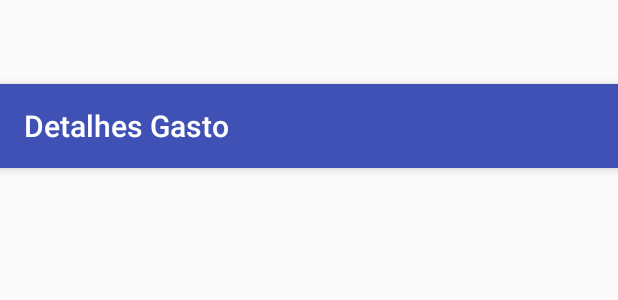
After one commit to cassuci/equipe_rocket, an Android app: the layout activity_detalhes_gasto.xml on its own in the app's theme, with its tools: preview values and no code run, on a phone screen of 412 x 824 dp. The commit adds this screen. Shown: the top 300 px of the screen. Run offline under Robolectric (Android 15) with nearby library versions, the phone set to English and light mode, and no system bars.

Commit message:
Adicionando classes e interface Gerenciador de Gastos

```diff
--- /dev/null
+++ b/app/src/main/res/layout/activity_detalhes_gasto.xml
@@ -0,0 +1,41 @@
+<?xml version="1.0" encoding="utf-8"?>
+<android.support.design.widget.CoordinatorLayout xmlns:android="http://schemas.android.com/apk/res/android"
+    xmlns:app="http://schemas.android.com/apk/res-auto"
+    xmlns:tools="http://schemas.android.com/tools"
+    android:layout_width="match_parent"
+    android:layout_height="match_parent"
+    android:fitsSystemWindows="true"
+    tools:context="com.draft.rckt.equiperocket.Gasto.DetalhesGasto">
+
+    <android.support.design.widget.AppBarLayout
+        android:layout_width="match_parent"
+        android:layout_height="wrap_content"
+        android:theme="@style/AppTheme.AppBarOverlay">
+
+
+        <android.support.v7.widget.Toolbar
+            android:id="@+id/toolbar"
+            android:layout_width="match_parent"
+            android:layout_height="?attr/actionBarSize"
+            android:background="?attr/colorPrimary"
+            app:popupTheme="@style/AppTheme.PopupOverlay">
+
+
+            <TextView
+                android:id="@+id/toolbar_title"
+                style="@style/TextAppearance.AppCompat.Widget.ActionBar.Title"
+                android:layout_width="wrap_content"
+                android:layout_height="wrap_content"
+                android:layout_gravity="left"
+                android:text="Detalhes Gasto"
+                android:textAlignment="center"
+                android:textColor="@android:color/white" />
+
+        </android.support.v7.widget.Toolbar>
+
+    </android.support.design.widget.AppBarLayout>
+
+
+    <include layout="@layout/content_detalhes_gasto" />
+
+</android.support.design.widget.CoordinatorLayout>
```
Also changed, not shown: app/src/main/java/com/draft/rckt/equiperocket/Gasto/DetalhesGasto.java (added, +66 -0 lines), app/src/main/res/layout/activity_gasto_controller.xml (+20 -7 lines).
